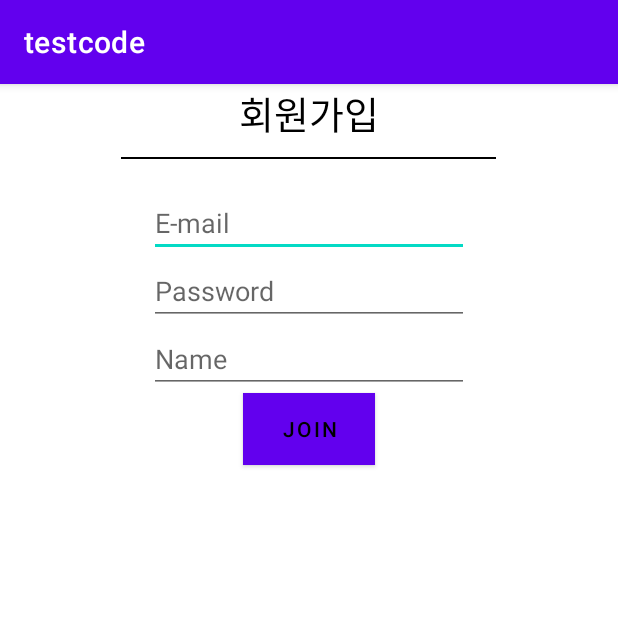
After one commit to parkjaewons/Clippin, an Android app: the SignUpActivity screen opened directly, with no data from a screen before it, on a phone screen of 412 x 824 dp, the top half of it. The commit adds this screen. Run offline under Robolectric (Android 15) with nearby library versions, the phone set to English and light mode, and no system bars; our stand-ins replace Firebase (no records; nobody signed in at launch, a user with empty details on screens opened directly).

Commit message:
카카오로그인, 회원가입 텍스트 출력 합침

```diff
--- a/app/build.gradle
+++ b/app/build.gradle
@@ -53,13 +53,13 @@ android {
 }
 
 dependencies {
-    implementation 'com.github.bumptech.glide:glide:4.9.0'
-    annotationProcessor 'com.github.bumptech.glide:compiler:4.9.0'
+    implementation "com.kakao.sdk:v2-user:2.4.2" // 카카오 로그인
     implementation 'androidx.appcompat:appcompat:1.5.1'
     implementation 'com.google.android.material:material:1.6.1'
     implementation 'androidx.constraintlayout:constraintlayout:2.1.4'
     implementation 'com.google.firebase:firebase-database:20.1.0'
     implementation 'com.google.firebase:firebase-storage:20.1.0'
+    implementation 'com.google.firebase:firebase-auth:21.1.0'
     testImplementation 'junit:junit:4.13.2'
     androidTestImplementation 'androidx.test.ext:junit:1.1.3'
     androidTestImplementation 'androidx.test.espresso:espresso-core:3.4.0'
--- /dev/null
+++ b/app/src/main/java/com/example/testcode/SignUpActivity.java
@@ -0,0 +1,64 @@
+package com.example.testcode;
+
+import android.annotation.SuppressLint;
+import android.os.Bundle;
+import android.view.View;
+import android.widget.Button;
+import android.widget.EditText;
+import android.widget.Toast;
+
+import androidx.annotation.NonNull;
+import androidx.appcompat.app.AppCompatActivity;
+import com.google.android.gms.tasks.OnCompleteListener;
+import com.google.android.gms.tasks.Task;
+import com.google.firebase.auth.AuthResult;
+import com.google.firebase.auth.FirebaseAuth;
+
+public class SignUpActivity extends AppCompatActivity {
+    private FirebaseAuth firebaseAuth;
+    private EditText editTextEmail;
+    private EditText editTextPassword;
+    private EditText editTextName;
+    private Button buttonJoin;
+
+    @SuppressLint("MissingInflatedId")
+    @Override
+    protected void onCreate(Bundle savedInstanceState) {
+        super.onCreate(savedInstanceState);
+        setContentView(R.layout.activity_sign_up);
+
+        firebaseAuth = FirebaseAuth.getInstance();
+        editTextEmail = (EditText) findViewById(R.id.editText_email);
+        editTextPassword = (EditText) findViewById(R.id.editText_passWord);
+        editTextName = (EditText) findViewById(R.id.editText_name);
+        buttonJoin = (Button) findViewById(R.id.btn_join);
+        buttonJoin.setOnClickListener(new View.OnClickListener() {
+            @Override
+            public void onClick(View v) {
+                if (!editTextEmail.getText().toString().equals("") && !editTextPassword.getText().toString().equals("")) {
+                    // 이메일과 비밀번호가 공백이 아닌 경우
+                    createUser(editTextEmail.getText().toString(), editTextPassword.getText().toString(), editTextName.getText().toString());
+                } else {
+                    // 이메일과 비밀번호가 공백인 경우
+                    Toast.makeText(SignUpActivity.this, "계정과 비밀번호를 입력하세요.", Toast.LENGTH_LONG).show();
+                }
+            }
+        });
+    }
+    private void createUser(String email, String password, String name) {
+        firebaseAuth.createUserWithEmailAndPassword(email, password)
+                .addOnCompleteListener(this, new OnCompleteListener<AuthResult>() {
+                    @Override
+                    public void onComplete(@NonNull Task<AuthResult> task) {
+                        if (task.isSuccessful()) {
+                            // 회원가입 성공시
+                            Toast.makeText(SignUpActivity.this, "회원가입 성공", Toast.LENGTH_SHORT).show();
+                            finish();
+                        } else {
+                            // 계정이 중복된 경우
+                            Toast.makeText(SignUpActivity.this, "이미 존재하는 계정입니다.", Toast.LENGTH_SHORT).show();
+                        }
+                    }
+                });
+    }
+}
--- a/app/src/main/res/layout/activity_main.xml
+++ b/app/src/main/res/layout/activity_main.xml
@@ -17,9 +17,5 @@
         app:layout_constraintStart_toStartOf="parent"
         app:layout_constraintTop_toTopOf="parent" />
 
-    <ImageView
-        android:id="@+id/imageView1"
-        android:layout_width="80dp"
-        android:layout_height="80dp"/>
 
 </LinearLayout>
--- /dev/null
+++ b/app/src/main/res/layout/activity_sign_up.xml
@@ -0,0 +1,68 @@
+<?xml version="1.0" encoding="utf-8"?>
+<LinearLayout xmlns:android="http://schemas.android.com/apk/res/android"
+    xmlns:app="http://schemas.android.com/apk/res-auto"
+    xmlns:tools="http://schemas.android.com/tools"
+    android:layout_width="match_parent"
+    android:layout_height="match_parent"
+    android:background="@android:color/white"
+    android:orientation="vertical"
+    tools:context=".SignUpActivity">
+
+    <TextView
+        android:id="@+id/textView_signUpTitle"
+        android:layout_width="wrap_content"
+        android:layout_height="wrap_content"
+        android:layout_gravity="center"
+        android:text="회원가입"
+        android:textColor="@android:color/black"
+        android:textSize="25sp" />
+
+    <View
+        android:id="@+id/view_line"
+        android:layout_width="250dp"
+        android:layout_height="1.2dp"
+        android:layout_gravity="center"
+        android:layout_marginBottom="20dp"
+        android:layout_marginTop="10dp"
+        android:background="@android:color/black" />
+
+    <EditText
+        android:id="@+id/editText_email"
+        android:layout_width="wrap_content"
+        android:layout_height="wrap_content"
+        android:layout_gravity="center"
+        android:ems="10"
+        android:hint="E-mail"
+        android:inputType="textEmailAddress"
+        android:textColor="@android:color/black" />
+
+    <EditText
+        android:id="@+id/editText_passWord"
+        android:layout_width="wrap_content"
+        android:layout_height="wrap_content"
+        android:layout_gravity="center"
+        android:ems="10"
+        android:hint="Password"
+        android:inputType="textPassword"
+        android:textColor="@android:color/black" />
+
+    <EditText
+        android:id="@+id/editText_name"
+        android:layout_width="wrap_content"
+        android:layout_height="wrap_content"
+        android:layout_gravity="center"
+        android:ems="10"
+        android:hint="Name"
+        android:inputType="textPersonName"
+        android:textColor="@android:color/black" />
+
+    <Button
+        android:id="@+id/btn_join"
+        android:layout_width="wrap_content"
+        android:layout_height="wrap_content"
+        android:layout_gravity="center"
+        android:background="@android:color/white"
+        android:text="Join"
+        android:textColor="@android:color/black" />
+
+</LinearLayout>
--- a/build.gradle
+++ b/build.gradle
@@ -4,8 +4,8 @@ buildscript {
     }
 }// Top-level build file where you can add configuration options common to all sub-projects/modules.
 plugins {
-    id 'com.android.application' version '7.2.0' apply false
-    id 'com.android.library' version '7.2.0' apply false
+    id 'com.android.application' version '7.3.0' apply false
+    id 'com.android.library' version '7.3.0' apply false
     id 'com.chaquo.python' version '12.0.1' apply false
 }
 
--- a/settings.gradle
+++ b/settings.gradle
@@ -11,6 +11,7 @@ dependencyResolutionManagement {
         google()
         mavenCentral()
         maven{ url "https://www.jitpack.io"}
+        maven { url 'https://devrepo.kakao.com/nexus/content/groups/public/' }
     }
 }
 rootProject.name = "testcode"
```
Also changed, not shown: app/src/main/AndroidManifest.xml (+39 -9 lines), app/src/main/java/com/example/testcode/GlobalApplication.java (added, +20 -0 lines), app/src/main/java/com/example/testcode/LoginActivity.java (added, +189 -0 lines), app/src/main/java/com/example/testcode/MainActivity.java (+3 -5 lines), app/src/main/res/drawable/kakao_login_medium_narrow.png (added).
